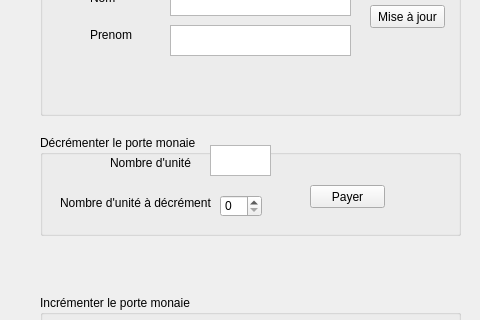
Qt form fenetre.ui (aPocholle/CarteSansFils) before a commit; both pictures show x 150 to 630 and y 85 to 405 of the 800 by 600 pixel window.
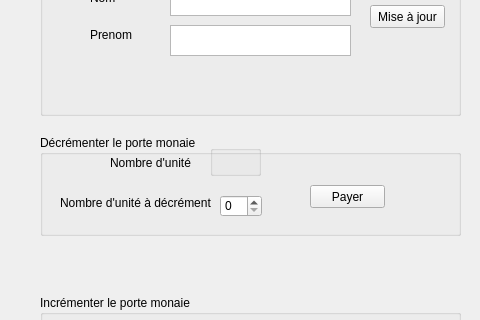
The same form after that commit.

```diff
--- a/fenetre.ui
+++ b/fenetre.ui
@@ -135,23 +135,6 @@
       <string>Payer</string>
      </property>
     </widget>
-    <widget class="QTextEdit" name="NB_unit">
-     <property name="geometry">
-      <rect>
-       <x>170</x>
-       <y>10</y>
-       <width>61</width>
-       <height>31</height>
-      </rect>
-     </property>
-     <property name="html">
-      <string>&lt;!DOCTYPE HTML PUBLIC &quot;-//W3C//DTD HTML 4.0//EN&quot; &quot;http://www.w3.org/TR/REC-html40/strict.dtd&quot;&gt;
-&lt;html&gt;&lt;head&gt;&lt;meta name=&quot;qrichtext&quot; content=&quot;1&quot; /&gt;&lt;style type=&quot;text/css&quot;&gt;
-p, li { white-space: pre-wrap; }
-&lt;/style&gt;&lt;/head&gt;&lt;body style=&quot; font-family:'MS Shell Dlg 2'; font-size:8.25pt; font-weight:400; font-style:normal;&quot;&gt;
-&lt;p style=&quot;-qt-paragraph-type:empty; margin-top:0px; margin-bottom:0px; margin-left:0px; margin-right:0px; -qt-block-indent:0; text-indent:0px;&quot;&gt;&lt;br /&gt;&lt;/p&gt;&lt;/body&gt;&lt;/html&gt;</string>
-     </property>
-    </widget>
     <widget class="QLabel" name="label_3">
      <property name="geometry">
       <rect>
@@ -178,6 +161,32 @@
       <string>Nombre d'unité à décrémenter</string>
      </property>
     </widget>
+    <widget class="QLabel" name="NB_unit">
+     <property name="geometry">
+      <rect>
+       <x>180</x>
+       <y>20</y>
+       <width>47</width>
+       <height>13</height>
+      </rect>
+     </property>
+     <property name="text">
+      <string/>
+     </property>
+    </widget>
+    <widget class="QGroupBox" name="groupBox_2">
+     <property name="geometry">
+      <rect>
+       <x>170</x>
+       <y>10</y>
+       <width>51</width>
+       <height>31</height>
+      </rect>
+     </property>
+     <property name="title">
+      <string/>
+     </property>
+    </widget>
    </widget>
    <widget class="QGroupBox" name="groupBox">
     <property name="geometry">
```
Left out of the diff: 15 changed lines with no effect on the pictures.
